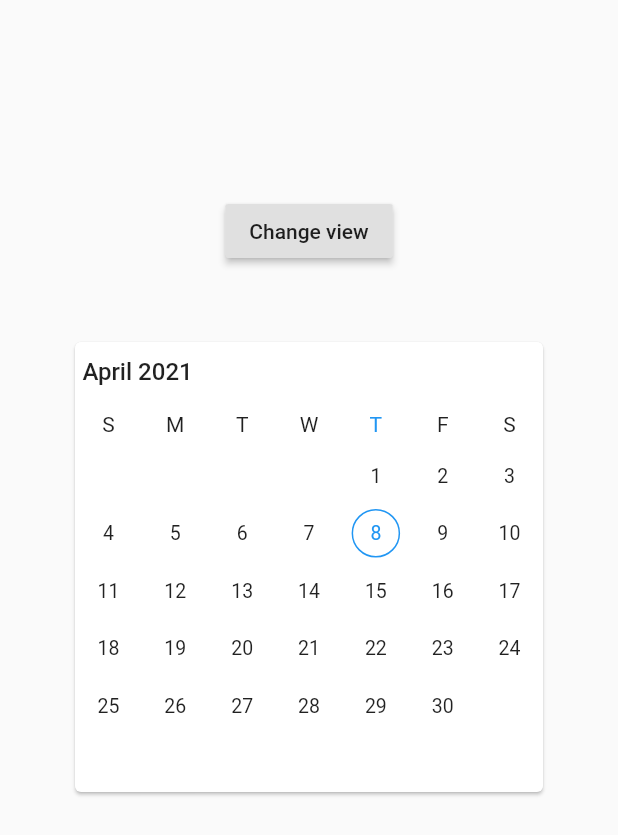
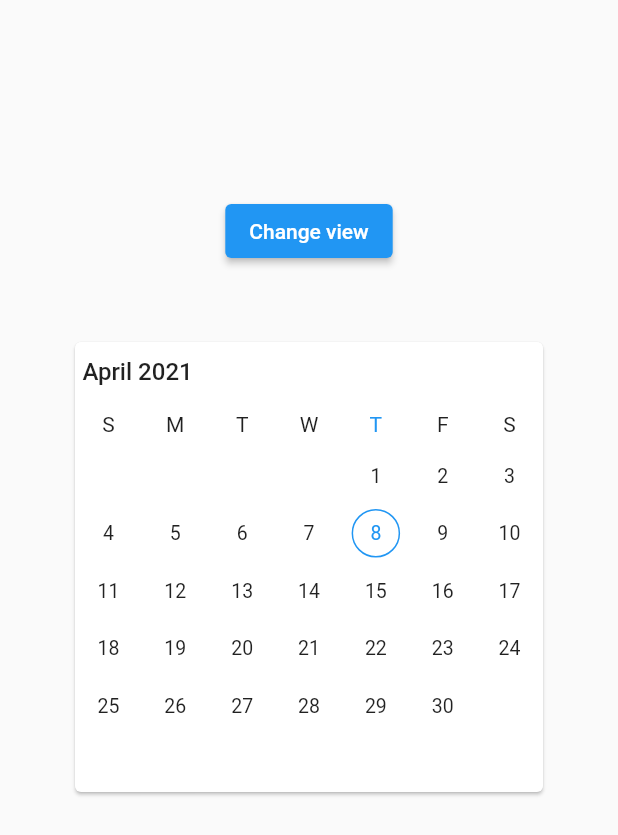
Before and after one commit to SyncfusionExamples/programmatic-navigation-flutter-date-range-picker, a Flutter app: the screen it shows after launch, after a tap on "Change view", on a phone screen of 412 x 824 dp. Shown: the top 835 px of the screen. Run offline on Flutter 3.47's test engine with Material 2 defaults, Android fonts, the phone set to English and light mode, and no system bars; drawn by our look-alikes of syncfusion_flutter_datepicker.

Commit message:
FLUT-4313-Sample updated with null safety

```diff
--- a/lib/main.dart
+++ b/lib/main.dart
@@ -9,12 +9,11 @@
 }
 
 class ViewNavigationState extends State<ProgrammaticViewNavigation> {
-  DateRangePickerController _controller;
+  final DateRangePickerController _controller = DateRangePickerController();
 
   @override
   void initState() {
-    _controller = DateRangePickerController();
-    _controller.view=DateRangePickerView.year;
+    _controller.view = DateRangePickerView.year;
     super.initState();
   }
 
@@ -26,20 +25,19 @@
           children: [
             Container(
               margin: const EdgeInsets.fromLTRB(50, 130, 50, 0),
-              child: RaisedButton(child: Text('Change view'),onPressed: (){
-                _controller.view=DateRangePickerView.month;
-              },),
+              child: ElevatedButton(
+                child: Text('Change view'),
+                onPressed: () {
+                  _controller.view = DateRangePickerView.month;
+                },
+              ),
             ),
             Card(
               margin: const EdgeInsets.fromLTRB(50, 50, 50, 110),
-              child: SfDateRangePicker(
-                controller: _controller
-              ),
+              child: SfDateRangePicker(controller: _controller),
             ),
           ],
         ),
-
-        // This trailing comma makes auto-formatting nicer for build methods.
       ),
     );
   }
--- a/pubspec.yaml
+++ b/pubspec.yaml
@@ -18,17 +18,17 @@
 version: 1.0.0+1
 
 environment:
-  sdk: ">=2.7.0 <3.0.0"
+  sdk: '>=2.12.0 <3.0.0'
 
 dependencies:
   flutter:
     sdk: flutter
-  syncfusion_flutter_datepicker: 18.3.51-beta
+  syncfusion_flutter_datepicker: ^19.1.55-beta
 
 
   # The following adds the Cupertino Icons font to your application.
   # Use with the CupertinoIcons class for iOS style icons.
-  cupertino_icons: ^1.0.0
+  cupertino_icons: ^1.0.2
 
 dev_dependencies:
   flutter_test:
```
Also changed, not shown: pubspec.lock, 1 other file.
